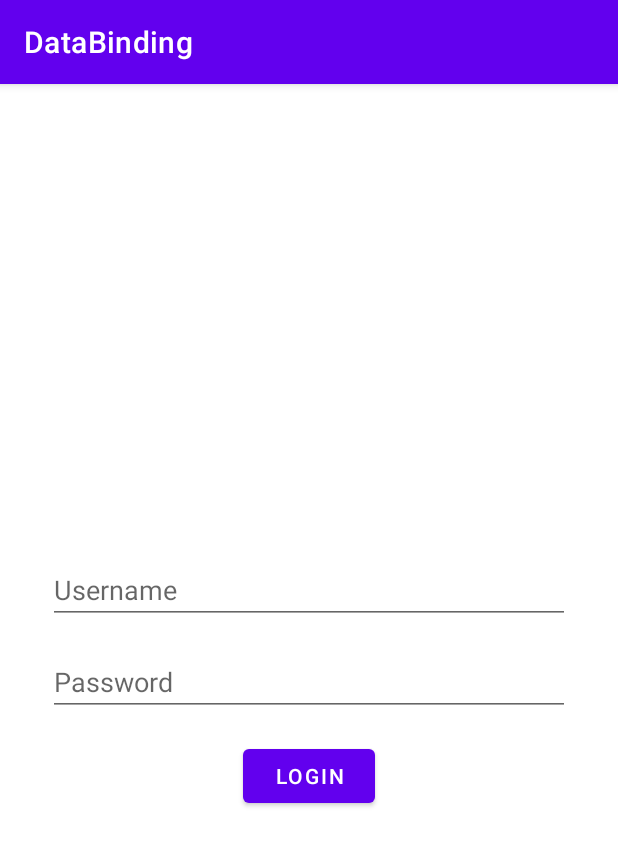
After one commit to x1ang77/DataBinding, an Android app: the LoginFragment screen opened through its navigation route, on a phone screen of 412 x 824 dp. The commit adds this screen. Shown: the top 846 px of the screen. Run offline under Robolectric (Android 15) with nearby library versions, the phone set to English and light mode, and no system bars; our stand-ins replace data binding.

Commit message:
added notes for dataBinding

```diff
--- a/app/src/main/java/com/xiangze/databinding/ui/HomeFragment.kt
+++ b/app/src/main/java/com/xiangze/databinding/ui/HomeFragment.kt
@@ -1,11 +1,14 @@
 package com.xiangze.databinding.ui
 
 import android.os.Bundle
+import android.util.Log
 import androidx.fragment.app.Fragment
 import android.view.LayoutInflater
 import android.view.View
 import android.view.ViewGroup
 import androidx.fragment.app.viewModels
+import androidx.lifecycle.asLiveData
+import androidx.navigation.fragment.NavHostFragment
 import com.google.android.material.dialog.MaterialAlertDialogBuilder
 import com.xiangze.databinding.R
 import com.xiangze.databinding.databinding.FragmentHomeBinding
@@ -32,6 +35,29 @@ class HomeFragment : Fragment() {
         val task = Task(0, "Data Binding", "We are learning data binding")
         binding.task = task
 
+        viewModel.goToLogin.asLiveData().observe(viewLifecycleOwner) {
+            Log.d("debugging", "SharedFlow")
+            val action = HomeFragmentDirections.actionHomeFragmentToLoginFragment()
+            NavHostFragment.findNavController(this).navigate(action)
+        }
+
+        // this is not a one time event, but a live data
+        // so the live data fires when page is rendered, so you can't see the home page/fragment
+//        viewModel.goToLogin2.observe(viewLifecycleOwner) {
+//            Log.d("debugging", "LiveData")
+//            val action = HomeFragmentDirections.actionHomeFragmentToLoginFragment()
+//            NavHostFragment.findNavController(this).navigate(action)
+//        }
+
+        viewModel.goToRegister.asLiveData().observe(viewLifecycleOwner) {
+            val action = HomeFragmentDirections.actionHomeFragmentToRegisterFragment()
+            NavHostFragment.findNavController(this).navigate(action)
+        }
+
+        viewModel.counter.observe(viewLifecycleOwner) {
+            Log.d("debugging", "Counter: $it")
+        }
+
         binding.btnAlert.setOnClickListener {
             MaterialAlertDialogBuilder(requireContext(), R.style.DataBinding_AlertDialog)
                 .setTitle("Alert Dialog Title")
--- /dev/null
+++ b/app/src/main/java/com/xiangze/databinding/ui/LoginFragment.kt
@@ -0,0 +1,31 @@
+package com.xiangze.databinding.ui
+
+import android.os.Bundle
+import androidx.fragment.app.Fragment
+import android.view.LayoutInflater
+import android.view.View
+import android.view.ViewGroup
+import androidx.fragment.app.viewModels
+import com.xiangze.databinding.R
+import com.xiangze.databinding.databinding.FragmentLoginBinding
+import com.xiangze.databinding.viewModel.LoginViewModel
+
+class LoginFragment : Fragment() {
+    private lateinit var binding: FragmentLoginBinding
+    private val viewModel: LoginViewModel by viewModels()
+
+    override fun onCreateView(
+        inflater: LayoutInflater, container: ViewGroup?,
+        savedInstanceState: Bundle?
+    ): View {
+        binding = FragmentLoginBinding.inflate(layoutInflater)
+        binding.viewModel = viewModel
+
+        return binding.root
+    }
+
+    override fun onViewCreated(view: View, savedInstanceState: Bundle?) {
+        super.onViewCreated(view, savedInstanceState)
+
+    }
+}
--- a/app/src/main/java/com/xiangze/databinding/viewModel/HomeViewModel.kt
+++ b/app/src/main/java/com/xiangze/databinding/viewModel/HomeViewModel.kt
@@ -2,9 +2,16 @@ package com.xiangze.databinding.viewModel
 
 import androidx.lifecycle.MutableLiveData
 import androidx.lifecycle.ViewModel
+import androidx.lifecycle.viewModelScope
+import kotlinx.coroutines.flow.MutableSharedFlow
+import kotlinx.coroutines.flow.SharedFlow
+import kotlinx.coroutines.launch
 
 class HomeViewModel : ViewModel() {
     val counter: MutableLiveData<Int> = MutableLiveData(0)
+    val goToLogin: MutableSharedFlow<Unit> = MutableSharedFlow()
+//    val goToLogin2: MutableLiveData<String> = MutableLiveData()
+    val goToRegister: MutableSharedFlow<Unit> = MutableSharedFlow()
 
     fun incrementCounter() {
         counter.value = counter.value?.let {
@@ -17,4 +24,19 @@ class HomeViewModel : ViewModel() {
             it - 1
         }
     }
+
+    fun onLoginClicked() {
+        // use emit function for one time event
+        // live data always fires, so using live data for one time events is a bad idea
+        viewModelScope.launch {
+            goToLogin.emit(Unit)
+//            goToLogin2.value = "go"
+        }
+    }
+
+    fun onRegisterClicked() {
+        viewModelScope.launch {
+            goToRegister.emit(Unit)
+        }
+    }
 }
--- /dev/null
+++ b/app/src/main/java/com/xiangze/databinding/viewModel/LoginViewModel.kt
@@ -0,0 +1,14 @@
+package com.xiangze.databinding.viewModel
+
+import android.util.Log
+import androidx.lifecycle.MutableLiveData
+import androidx.lifecycle.ViewModel
+
+class LoginViewModel: ViewModel() {
+    val username: MutableLiveData<String> = MutableLiveData()
+    val password: MutableLiveData<String> = MutableLiveData()
+
+    fun onLoginBtnClicked() {
+        Log.d("debugging", "${username.value} ${password.value}")
+    }
+}
--- /dev/null
+++ b/app/src/main/res/layout/fragment_login.xml
@@ -0,0 +1,48 @@
+<?xml version="1.0" encoding="utf-8"?>
+
+<layout>
+
+    <data>
+
+        <variable
+            name="viewModel"
+            type="com.xiangze.databinding.viewModel.LoginViewModel" />
+    </data>
+
+    <LinearLayout xmlns:android="http://schemas.android.com/apk/res/android"
+        xmlns:tools="http://schemas.android.com/tools"
+        android:layout_width="match_parent"
+        android:layout_height="match_parent"
+        android:gravity="center"
+        android:orientation="vertical"
+        tools:context=".ui.LoginFragment">
+
+        <EditText
+            android:layout_width="match_parent"
+            android:layout_height="wrap_content"
+            android:layout_marginHorizontal="32dp"
+            android:layout_marginTop="32dp"
+            android:layout_marginBottom="16dp"
+            android:hint="Username"
+            android:inputType="text"
+            android:text="@={viewModel.username}" />
+        <!--        @={} two way databinding, view will reflect the updates from model,
+                    and if view gets updated which will result in model reflecting the updates from view -->
+        <!--        @{} one way databinding, data expression, view will reflect the updates from model-->
+
+        <EditText
+            android:layout_width="match_parent"
+            android:layout_height="wrap_content"
+            android:layout_marginHorizontal="32dp"
+            android:layout_marginBottom="16dp"
+            android:hint="Password"
+            android:inputType="textPassword"
+            android:text="@={viewModel.password}" />
+
+        <Button
+            android:layout_width="wrap_content"
+            android:layout_height="wrap_content"
+            android:onClick="@{()-> viewModel.onLoginBtnClicked()}"
+            android:text="Login" />
+    </LinearLayout>
+</layout>
--- a/app/src/main/res/navigation/main_nav_graph.xml
+++ b/app/src/main/res/navigation/main_nav_graph.xml
@@ -9,5 +9,20 @@
         android:id="@+id/homeFragment"
         android:name="com.xiangze.databinding.ui.HomeFragment"
         android:label="fragment_home"
-        tools:layout="@layout/fragment_home" />
+        tools:layout="@layout/fragment_home" >
+        <action
+            android:id="@+id/action_homeFragment_to_loginFragment"
+            app:destination="@id/loginFragment" />
+        <action
+            android:id="@+id/action_homeFragment_to_registerFragment"
+            app:destination="@id/registerFragment" />
+    </fragment>
+    <fragment
+        android:id="@+id/loginFragment"
+        android:name="com.xiangze.databinding.ui.LoginFragment"
+        android:label="LoginFragment" />
+    <fragment
+        android:id="@+id/registerFragment"
+        android:name="com.xiangze.databinding.ui.RegisterFragment"
+        android:label="RegisterFragment" />
 </navigation>
```
Also changed, not shown: app/src/main/java/com/xiangze/databinding/ui/RegisterFragment.kt (added, +24 -0 lines), app/src/main/java/com/xiangze/databinding/viewModel/RegisterViewModel.kt (added, +14 -0 lines), app/src/main/res/layout/fragment_home.xml (+7 -0 lines), app/src/main/res/layout/fragment_register.xml (added, +44 -0 lines).
